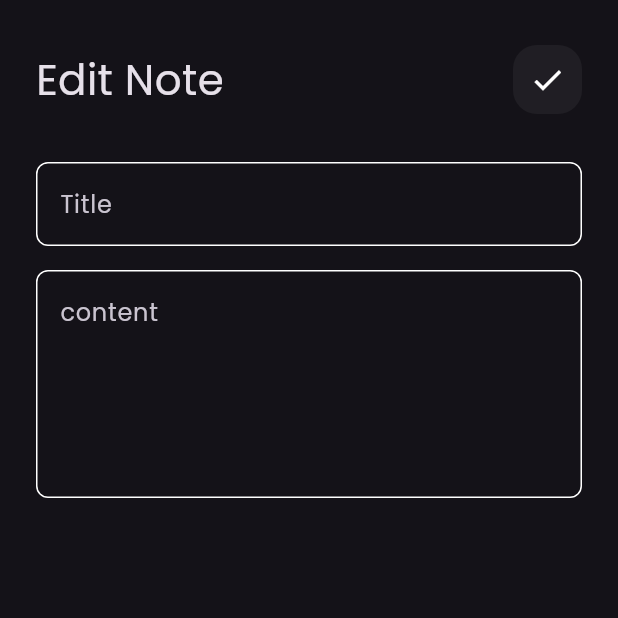
After one commit to MarwanAgmy/notes_app, a Flutter app: the screen it shows after launch, after a tap on "Flutter Tips", on a phone screen of 412 x 824 dp, the top half of it. The commit adds this screen. Run offline on Flutter 3.47's test engine with Material 3 defaults, Android fonts, the phone set to English and light mode, and no system bars; our stand-ins replace font_awesome_flutter.

Commit message:
create edit view and edit note view body

```diff
--- /dev/null
+++ b/lib/views/edit_note_view.dart
@@ -0,0 +1,11 @@
+import 'package:flutter/material.dart';
+import 'package:notes_app/widgets/edit_note_view_body.dart';
+
+class EditNoteView extends StatelessWidget {
+  const EditNoteView({super.key});
+
+  @override
+  Widget build(BuildContext context) {
+    return const Scaffold(body: EditNoteViewBody());
+  }
+}
--- a/lib/widgets/add_note_bottom_sheet.dart
+++ b/lib/widgets/add_note_bottom_sheet.dart
@@ -1,5 +1,5 @@
 import 'package:flutter/material.dart';
-import 'package:notes_app/widgets/constants.dart';
+
 import 'package:notes_app/widgets/custom_button.dart';
 import 'package:notes_app/widgets/custom_text_field.dart';
 
--- a/lib/widgets/custom_app_bar.dart
+++ b/lib/widgets/custom_app_bar.dart
@@ -2,15 +2,16 @@ import 'package:flutter/material.dart';
 import 'package:notes_app/widgets/custom_search_icon.dart';
 
 class CustomAppBar extends StatelessWidget {
-  const CustomAppBar({super.key});
-
+  const CustomAppBar({super.key, required this.text, required this.icon});
+  final String text;
+  final IconData icon;
   @override
   Widget build(BuildContext context) {
     return Row(
       mainAxisAlignment: MainAxisAlignment.spaceBetween,
-      children: const [
-        Text('Notes', style: TextStyle(fontSize: 28)),
-        CustomSearchIcon(),
+      children: [
+        Text(text, style: const TextStyle(fontSize: 28)),
+        CustomSearchIcon(icon: icon),
         // IconButton(onPressed: () {}, icon: Icon(Icons.search)),
       ],
     );
--- a/lib/widgets/custom_note_item.dart
+++ b/lib/widgets/custom_note_item.dart
@@ -1,12 +1,24 @@
 import 'package:flutter/material.dart';
 import 'package:font_awesome_flutter/font_awesome_flutter.dart';
+import 'package:notes_app/views/edit_note_view.dart';
 
 class NoteItem extends StatelessWidget {
   const NoteItem({super.key});
 
   @override
   Widget build(BuildContext context) {
-    return Container(
+    return GestureDetector(
+      onTap: () {
+        Navigator.push(
+          context,
+          MaterialPageRoute(
+            builder: (context) {
+              return const EditNoteView();
+            },
+          ),
+        );
+      },
+      child: Container(
         padding: const EdgeInsets.only(top: 24, bottom: 24, left: 16),
         decoration: BoxDecoration(
           borderRadius: BorderRadius.circular(16),
@@ -52,6 +64,7 @@ class NoteItem extends StatelessWidget {
             ),
           ],
         ),
+      ),
     );
   }
 }
--- a/lib/widgets/custom_search_icon.dart
+++ b/lib/widgets/custom_search_icon.dart
@@ -1,7 +1,8 @@
 import 'package:flutter/material.dart';
 
 class CustomSearchIcon extends StatelessWidget {
-  const CustomSearchIcon({super.key});
+  const CustomSearchIcon({super.key, required this.icon});
+  final IconData icon;
 
   @override
   Widget build(BuildContext context) {
@@ -14,7 +15,7 @@ class CustomSearchIcon extends StatelessWidget {
 
         borderRadius: BorderRadius.circular(16), // لو عايز حواف دائرية
       ),
-      child: const Icon(Icons.search, size: 28),
+      child: Icon(icon),
     );
   }
 }
--- /dev/null
+++ b/lib/widgets/edit_note_view_body.dart
@@ -0,0 +1,23 @@
+import 'package:flutter/material.dart';
+import 'package:notes_app/widgets/custom_app_bar.dart';
+import 'package:notes_app/widgets/custom_text_field.dart';
+
+class EditNoteViewBody extends StatelessWidget {
+  const EditNoteViewBody({super.key});
+
+  @override
+  Widget build(BuildContext context) {
+    return const Padding(
+      padding: EdgeInsets.only(top: 30, left: 24, right: 24),
+      child: Column(
+        children: [
+          CustomAppBar(text: 'Edit Note', icon: Icons.check),
+          SizedBox(height: 32),
+          CustomTextField(hint: 'Title'),
+          SizedBox(height: 16),
+          CustomTextField(hint: 'content', maxLines: 5),
+        ],
+      ),
+    );
+  }
+}
--- a/lib/widgets/notes_view_body.dart
+++ b/lib/widgets/notes_view_body.dart
@@ -11,7 +11,10 @@ class NotesViewBody extends StatelessWidget {
     return Padding(
       padding: const EdgeInsets.only(top: 30, left: 24, right: 24),
       child: Column(
-        children: const [CustomAppBar(), Expanded(child: NotesListView())],
+        children: const [
+          CustomAppBar(text: 'Notes', icon: Icons.search),
+          Expanded(child: NotesListView()),
+        ],
       ),
     );
   }
```
Lines whose indentation alone changed are shown as unchanged.
